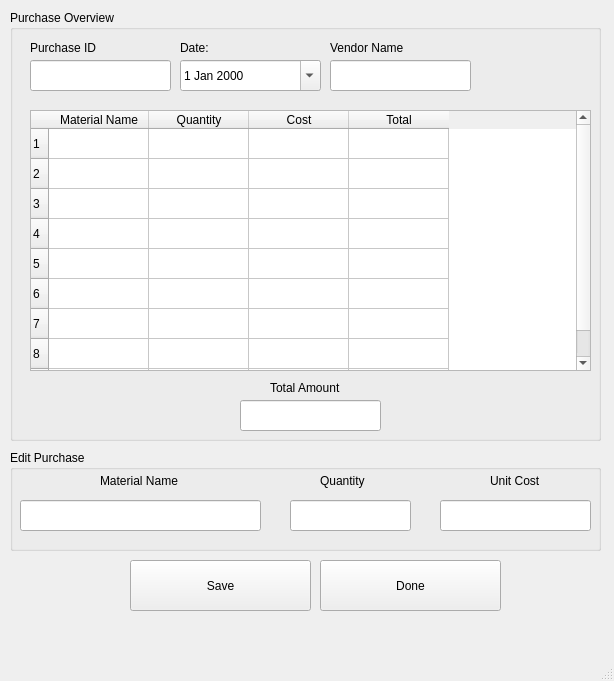
basil-ali-khan/Inventory-Management-System, file Screens/ViewPurchase.ui: the form before one commit.
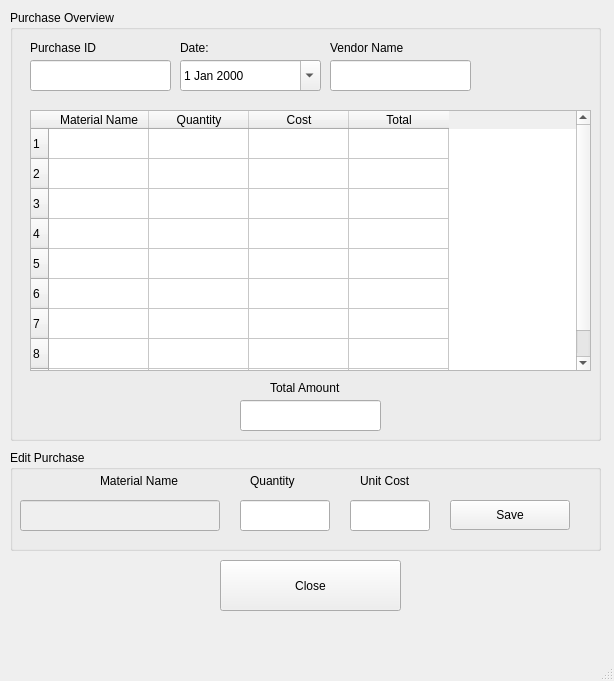
The form after the commit.

Commit message:
Purchase Issues Resolved
All purchase related screens are fully tested

Diff of the .ui file:
```diff
--- a/Screens/ViewPurchase.ui
+++ b/Screens/ViewPurchase.ui
@@ -139,6 +139,9 @@
        <height>261</height>
       </rect>
      </property>
+     <property name="editTriggers">
+      <set>QAbstractItemView::NoEditTriggers</set>
+     </property>
      <row>
       <property name="text">
        <string>1</string>
@@ -221,7 +224,7 @@
     <widget class="QLabel" name="label_6">
      <property name="geometry">
       <rect>
-       <x>480</x>
+       <x>350</x>
        <y>20</y>
        <width>101</width>
        <height>21</height>
@@ -234,7 +237,7 @@
     <widget class="QLabel" name="label_7">
      <property name="geometry">
       <rect>
-       <x>310</x>
+       <x>240</x>
        <y>20</y>
        <width>101</width>
        <height>21</height>
@@ -245,11 +248,14 @@
      </property>
     </widget>
     <widget class="QLineEdit" name="MaterialName">
+     <property name="enabled">
+      <bool>false</bool>
+     </property>
      <property name="geometry">
       <rect>
        <x>10</x>
        <y>50</y>
-       <width>241</width>
+       <width>200</width>
        <height>31</height>
       </rect>
      </property>
@@ -266,9 +272,9 @@
     <widget class="QLineEdit" name="Quantity">
      <property name="geometry">
       <rect>
-       <x>280</x>
+       <x>230</x>
        <y>50</y>
-       <width>121</width>
+       <width>90</width>
        <height>31</height>
       </rect>
      </property>
@@ -285,9 +291,9 @@
     <widget class="QLineEdit" name="UnitCost">
      <property name="geometry">
       <rect>
-       <x>430</x>
+       <x>340</x>
        <y>50</y>
-       <width>151</width>
+       <width>80</width>
        <height>31</height>
       </rect>
      </property>
@@ -314,31 +320,31 @@
       <string>Material Name</string>
      </property>
     </widget>
-   </widget>
    <widget class="QPushButton" name="savePurchaseButton">
     <property name="geometry">
      <rect>
-      <x>130</x>
-      <y>560</y>
-      <width>181</width>
-      <height>51</height>
+       <x>440</x>
+       <y>50</y>
+       <width>120</width>
+       <height>30</height>
      </rect>
     </property>
     <property name="text">
      <string>Save</string>
     </property>
    </widget>
+   </widget>
    <widget class="QPushButton" name="DonePurchaseButton">
     <property name="geometry">
      <rect>
-      <x>320</x>
+      <x>220</x>
       <y>560</y>
       <width>181</width>
       <height>51</height>
      </rect>
     </property>
     <property name="text">
-     <string>Done</string>
+     <string>Close</string>
     </property>
    </widget>
   </widget>
```
Lines whose indentation alone changed are shown as unchanged. The commit also changes 10 other files.
